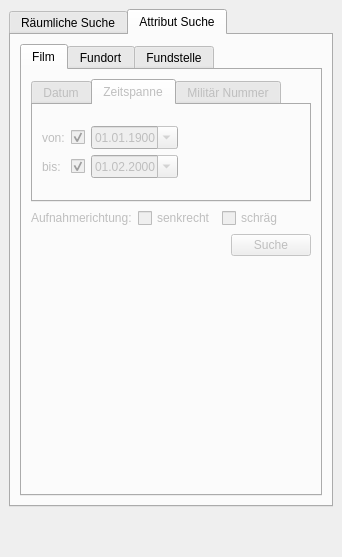
Qt form APIS/forms/apis_search_form.ui (APIS-Luftbildarchiv/APIS) before a commit.
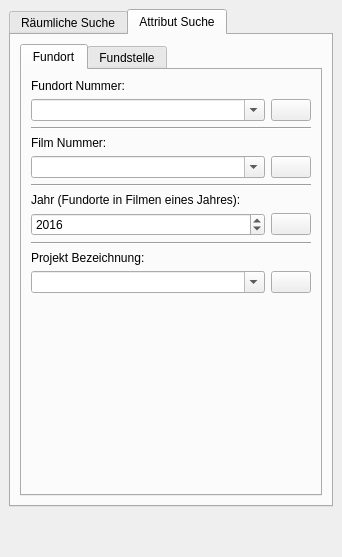
The same form after that commit. The open tabs and pages were chosen to show the change. Icons and pictures are not drawn. Custom widgets are drawn as their Qt base class.

Diff of the .ui file:
```diff
--- a/APIS/forms/apis_search_form.ui
+++ b/APIS/forms/apis_search_form.ui
@@ -272,323 +272,6 @@
           <property name="currentIndex">
            <number>2</number>
           </property>
-          <widget class="QWidget" name="uiFilmTab">
-           <attribute name="title">
-            <string>Film</string>
-           </attribute>
-           <layout class="QVBoxLayout" name="verticalLayout_2">
-            <item>
-             <widget class="QTabWidget" name="tabWidget_2">
-              <property name="enabled">
-               <bool>false</bool>
-              </property>
-              <property name="sizePolicy">
-               <sizepolicy hsizetype="Expanding" vsizetype="Minimum">
-                <horstretch>0</horstretch>
-                <verstretch>0</verstretch>
-               </sizepolicy>
-              </property>
-              <property name="currentIndex">
-               <number>0</number>
-              </property>
-              <widget class="QWidget" name="tab">
-               <attribute name="title">
-                <string>Datum</string>
-               </attribute>
-               <layout class="QVBoxLayout" name="verticalLayout_15">
-                <item>
-                 <widget class="QDateEdit" name="uiSearchDate">
-                  <property name="minimumDate">
-                   <date>
-                    <year>1900</year>
-                    <month>1</month>
-                    <day>1</day>
-                   </date>
-                  </property>
-                  <property name="displayFormat">
-                   <string>dd.MM.yyyy</string>
-                  </property>
-                  <property name="calendarPopup">
-                   <bool>true</bool>
-                  </property>
-                 </widget>
-                </item>
-                <item>
-                 <layout class="QGridLayout" name="gridLayout">
-                  <item row="0" column="0">
-                   <widget class="QRadioButton" name="uiYearOnlyRBtn">
-                    <property name="text">
-                     <string>nur Jahr</string>
-                    </property>
-                   </widget>
-                  </item>
-                  <item row="0" column="1">
-                   <widget class="QRadioButton" name="uiYearMonthRBtn">
-                    <property name="text">
-                     <string>Jahr und Monat</string>
-                    </property>
-                   </widget>
-                  </item>
-                  <item row="1" column="0">
-                   <widget class="QRadioButton" name="uiMonthOnlyRBtn">
-                    <property name="text">
-                     <string>nur Monat</string>
-                    </property>
-                    <property name="checked">
-                     <bool>false</bool>
-                    </property>
-                   </widget>
-                  </item>
-                  <item row="1" column="1">
-                   <widget class="QRadioButton" name="uiDateRBtn">
-                    <property name="text">
-                     <string>Datum</string>
-                    </property>
-                    <property name="checked">
-                     <bool>true</bool>
-                    </property>
-                   </widget>
-                  </item>
-                  <item row="0" column="2" rowspan="2">
-                   <spacer name="horizontalSpacer_6">
-                    <property name="orientation">
-                     <enum>Qt::Horizontal</enum>
-                    </property>
-                    <property name="sizeHint" stdset="0">
-                     <size>
-                      <width>40</width>
-                      <height>20</height>
-                     </size>
-                    </property>
-                   </spacer>
-                  </item>
-                 </layout>
-                </item>
-               </layout>
-              </widget>
-              <widget class="QWidget" name="tab_2">
-               <attribute name="title">
-                <string>Zeitspanne</string>
-               </attribute>
-               <layout class="QVBoxLayout" name="verticalLayout_16">
-                <item>
-                 <layout class="QGridLayout" name="gridLayout_2">
-                  <item row="1" column="0">
-                   <widget class="QLabel" name="uiToLbl_3">
-                    <property name="text">
-                     <string>bis:</string>
-                    </property>
-                   </widget>
-                  </item>
-                  <item row="0" column="1">
-                   <widget class="QCheckBox" name="uiFromChk">
-                    <property name="text">
-                     <string/>
-                    </property>
-                    <property name="checked">
-                     <bool>true</bool>
-                    </property>
-                   </widget>
-                  </item>
-                  <item row="1" column="2">
-                   <widget class="QDateEdit" name="uiToDate_3">
-                    <property name="date">
-                     <date>
-                      <year>2000</year>
-                      <month>2</month>
-                      <day>1</day>
-                     </date>
-                    </property>
-                    <property name="displayFormat">
-                     <string>dd.MM.yyyy</string>
-                    </property>
-                    <property name="calendarPopup">
-                     <bool>true</bool>
-                    </property>
-                   </widget>
-                  </item>
-                  <item row="0" column="2">
-                   <widget class="QDateEdit" name="uiFromDate">
-                    <property name="date">
-                     <date>
-                      <year>1900</year>
-                      <month>1</month>
-                      <day>1</day>
-                     </date>
-                    </property>
-                    <property name="minimumDate">
-                     <date>
-                      <year>1900</year>
-                      <month>1</month>
-                      <day>1</day>
-                     </date>
-                    </property>
-                    <property name="displayFormat">
-                     <string>dd.MM.yyyy</string>
-                    </property>
-                    <property name="calendarPopup">
-                     <bool>true</bool>
-                    </property>
-                   </widget>
-                  </item>
-                  <item row="1" column="1">
-                   <widget class="QCheckBox" name="uiToChk_3">
-                    <property name="text">
-                     <string/>
-                    </property>
-                    <property name="checked">
-                     <bool>true</bool>
-                    </property>
-                   </widget>
-                  </item>
-                  <item row="0" column="0">
-                   <widget class="QLabel" name="uiFromLbl">
-                    <property name="text">
-                     <string>von:</string>
-                    </property>
-                   </widget>
-                  </item>
-                  <item row="0" column="3" rowspan="2">
-                   <spacer name="horizontalSpacer_9">
-                    <property name="orientation">
-                     <enum>Qt::Horizontal</enum>
-                    </property>
-                    <property name="sizeHint" stdset="0">
-                     <size>
-                      <width>40</width>
-                      <height>20</height>
-                     </size>
-                    </property>
-                   </spacer>
-                  </item>
-                 </layout>
-                </item>
-               </layout>
-              </widget>
-              <widget class="QWidget" name="tab_3">
-               <attribute name="title">
-                <string>Militär Nummer</string>
-               </attribute>
-               <layout class="QVBoxLayout" name="verticalLayout_17">
-                <item>
-                 <widget class="QLabel" name="uiMilitaryNumberLbl">
-                  <property name="text">
-                   <string>Neue oder Alte Militär Nr.:</string>
-                  </property>
-                 </widget>
-                </item>
-                <item>
-                 <widget class="QLineEdit" name="uiMilitaryNumberEdit"/>
-                </item>
-               </layout>
-              </widget>
-             </widget>
-            </item>
-            <item>
-             <layout class="QHBoxLayout" name="horizontalLayout_4">
-              <item>
-               <widget class="QLabel" name="uiFilmModeLbl">
-                <property name="enabled">
-                 <bool>false</bool>
-                </property>
-                <property name="text">
-                 <string>Aufnahmerichtung:</string>
-                </property>
-               </widget>
-              </item>
-              <item>
-               <widget class="QCheckBox" name="uiVerticalChk">
-                <property name="enabled">
-                 <bool>false</bool>
-                </property>
-                <property name="text">
-                 <string>senkrecht</string>
-                </property>
-                <property name="checked">
-                 <bool>false</bool>
-                </property>
-                <property name="tristate">
-                 <bool>true</bool>
-                </property>
-               </widget>
-              </item>
-              <item>
-               <widget class="QCheckBox" name="uiObliqueChk">
-                <property name="enabled">
-                 <bool>false</bool>
-                </property>
-                <property name="text">
-                 <string>schräg</string>
-                </property>
-                <property name="checked">
-                 <bool>false</bool>
-                </property>
-                <property name="tristate">
-                 <bool>true</bool>
-                </property>
-               </widget>
-              </item>
-              <item>
-               <spacer name="horizontalSpacer_4">
-                <property name="orientation">
-                 <enum>Qt::Horizontal</enum>
-                </property>
-                <property name="sizeHint" stdset="0">
-                 <size>
-                  <width>40</width>
-                  <height>20</height>
-                 </size>
-                </property>
-               </spacer>
-              </item>
-             </layout>
-            </item>
-            <item>
-             <layout class="QHBoxLayout" name="horizontalLayout_5">
-              <item>
-               <spacer name="horizontalSpacer_5">
-                <property name="orientation">
-                 <enum>Qt::Horizontal</enum>
-                </property>
-                <property name="sizeHint" stdset="0">
-                 <size>
-                  <width>40</width>
-                  <height>20</height>
-                 </size>
-                </property>
-               </spacer>
-              </item>
-              <item>
-               <widget class="QPushButton" name="pushButton_7">
-                <property name="enabled">
-                 <bool>false</bool>
-                </property>
-                <property name="text">
-                 <string>Suche</string>
-                </property>
-                <property name="icon">
-                 <iconset resource="resource.qrc">
-                  <normaloff>:/plugins/APIS/icons/search.png</normaloff>:/plugins/APIS/icons/search.png</iconset>
-                </property>
-               </widget>
-              </item>
-             </layout>
-            </item>
-            <item>
-             <spacer name="verticalSpacer">
-              <property name="orientation">
-               <enum>Qt::Vertical</enum>
-              </property>
-              <property name="sizeHint" stdset="0">
-               <size>
-                <width>20</width>
-                <height>40</height>
-               </size>
-              </property>
-             </spacer>
-            </item>
-           </layout>
-          </widget>
           <widget class="QWidget" name="uiSiteTab">
            <attribute name="title">
             <string>Fundort</string>
```
Left out of the diff: 4 changed lines with no effect on the pictures.
